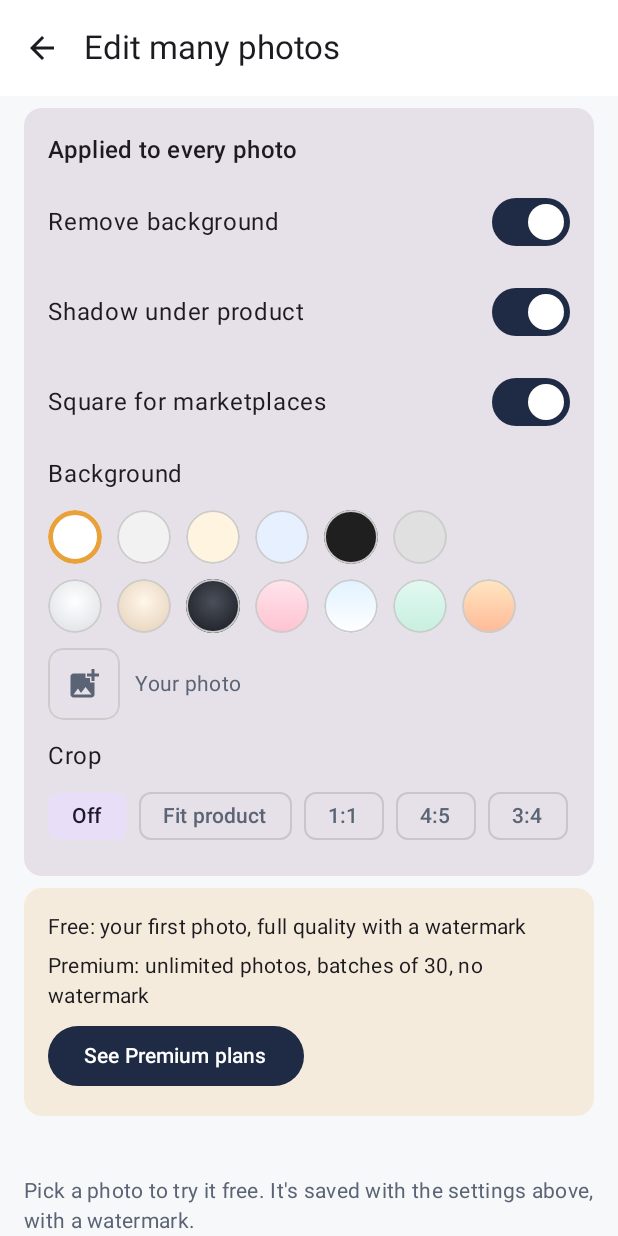
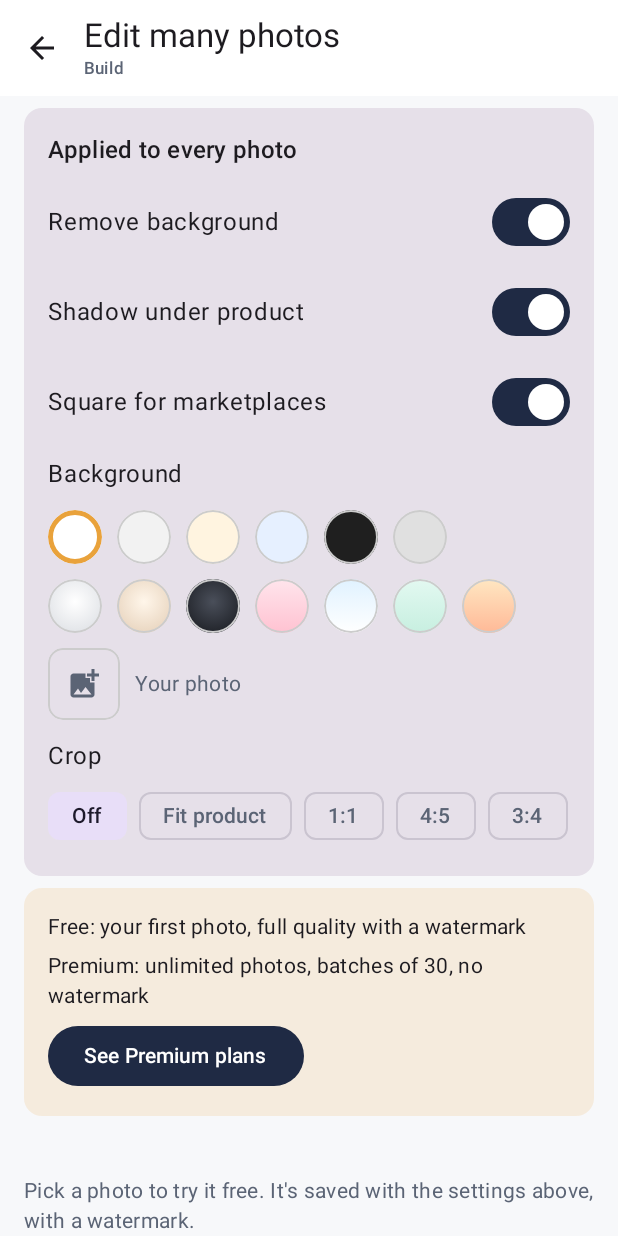
Before and after one commit to Oamprakash/ProductSnap, an Android app built with Jetpack Compose: the screen it shows after launch (MainActivity), after a tap on "Edit many photos", on a phone screen of 412 x 824 dp. Run offline under Robolectric (Android 15) with nearby library versions, the phone set to English and light mode, and no system bars; libraries missing offline, so code that uses them is left out: com.android.billingclient, com.google.mlkit.vision; pictures from the network do not load; 19 statements that could not run were skipped.

Commit message:
Show the build ID under every screen title
The short commit ID (from CI, or git locally) goes into BuildConfig.BUILD_ID and
the version name, and each top bar shows it, so screenshots identify their build.

Co-Authored-By: Claude Opus 5.5 <noreply@anthropic.com>
Claude-Session: https://claude.ai/code/session_013hPr1a5pHYVSyqvng5KjwJ

```diff
--- a/app/src/main/java/com/oamsapps/productsnap/batch/BatchScreen.kt
+++ b/app/src/main/java/com/oamsapps/productsnap/batch/BatchScreen.kt
@@ -1,5 +1,6 @@
 package com.oamsapps.productsnap.batch
 
+import com.oamsapps.productsnap.ui.BuildTitle
 import android.Manifest
 import android.content.pm.PackageManager
 import android.os.Build
@@ -85,7 +86,7 @@ fun BatchScreen(vm: BatchViewModel, onBack: () -> Unit, onOpenPaywall: () -> Uni
     Scaffold(
         topBar = {
             TopAppBar(
-                title = { Text("Edit many photos") },
+                title = { BuildTitle("Edit many photos") },
                 navigationIcon = {
                     IconButton(onClick = onBack) { Icon(Icons.AutoMirrored.Filled.ArrowBack, "Back") }
                 },
--- a/app/src/main/java/com/oamsapps/productsnap/editor/EditorScreen.kt
+++ b/app/src/main/java/com/oamsapps/productsnap/editor/EditorScreen.kt
@@ -1,5 +1,6 @@
 package com.oamsapps.productsnap.editor
 
+import com.oamsapps.productsnap.ui.BuildTitle
 import androidx.activity.compose.BackHandler
 import androidx.activity.compose.rememberLauncherForActivityResult
 import androidx.activity.result.PickVisualMediaRequest
@@ -74,7 +75,7 @@ fun EditorScreen(vm: EditorViewModel, onOpenBatch: () -> Unit, onOpenPaywall: ()
         topBar = {
             when {
                 state.isErasing -> TopAppBar(
-                    title = { Text("Magic eraser") },
+                    title = { BuildTitle("Magic eraser") },
                     navigationIcon = {
                         IconButton(onClick = vm::finishErase, enabled = !state.isApplyingErase) {
                             Icon(Icons.AutoMirrored.Filled.ArrowBack, "Back to editor")
@@ -82,7 +83,7 @@ fun EditorScreen(vm: EditorViewModel, onOpenBatch: () -> Unit, onOpenPaywall: ()
                     },
                 )
                 state.isCropping -> TopAppBar(
-                    title = { Text("Crop") },
+                    title = { BuildTitle("Crop") },
                     navigationIcon = {
                         IconButton(onClick = vm::cancelCrop) { Icon(Icons.AutoMirrored.Filled.ArrowBack, "Cancel crop") }
                     },
@@ -91,7 +92,7 @@ fun EditorScreen(vm: EditorViewModel, onOpenBatch: () -> Unit, onOpenPaywall: ()
                     },
                 )
                 else -> TopAppBar(
-                    title = { Text("ProductSnap") },
+                    title = { BuildTitle("ProductSnap") },
                     actions = {
                         if (state.canUndo) {
                             IconButton(onClick = vm::undo) { Icon(Icons.AutoMirrored.Filled.Undo, "Undo last edit") }
--- /dev/null
+++ b/app/src/main/java/com/oamsapps/productsnap/ui/BuildTitle.kt
@@ -0,0 +1,20 @@
+package com.oamsapps.productsnap.ui
+
+import androidx.compose.foundation.layout.Column
+import androidx.compose.material3.MaterialTheme
+import androidx.compose.material3.Text
+import androidx.compose.runtime.Composable
+import com.oamsapps.productsnap.BuildConfig
+
+/** A top-bar title with the build ID under it, so every screenshot and test report says which build it came from. */
+@Composable
+fun BuildTitle(title: String) {
+    Column {
+        Text(title)
+        Text(
+            "Build ${BuildConfig.BUILD_ID}",
+            style = MaterialTheme.typography.labelSmall,
+            color = MaterialTheme.colorScheme.onSurfaceVariant,
+        )
+    }
+}
```
Also changed, not shown: app/build.gradle.kts (+10 -1 lines).
